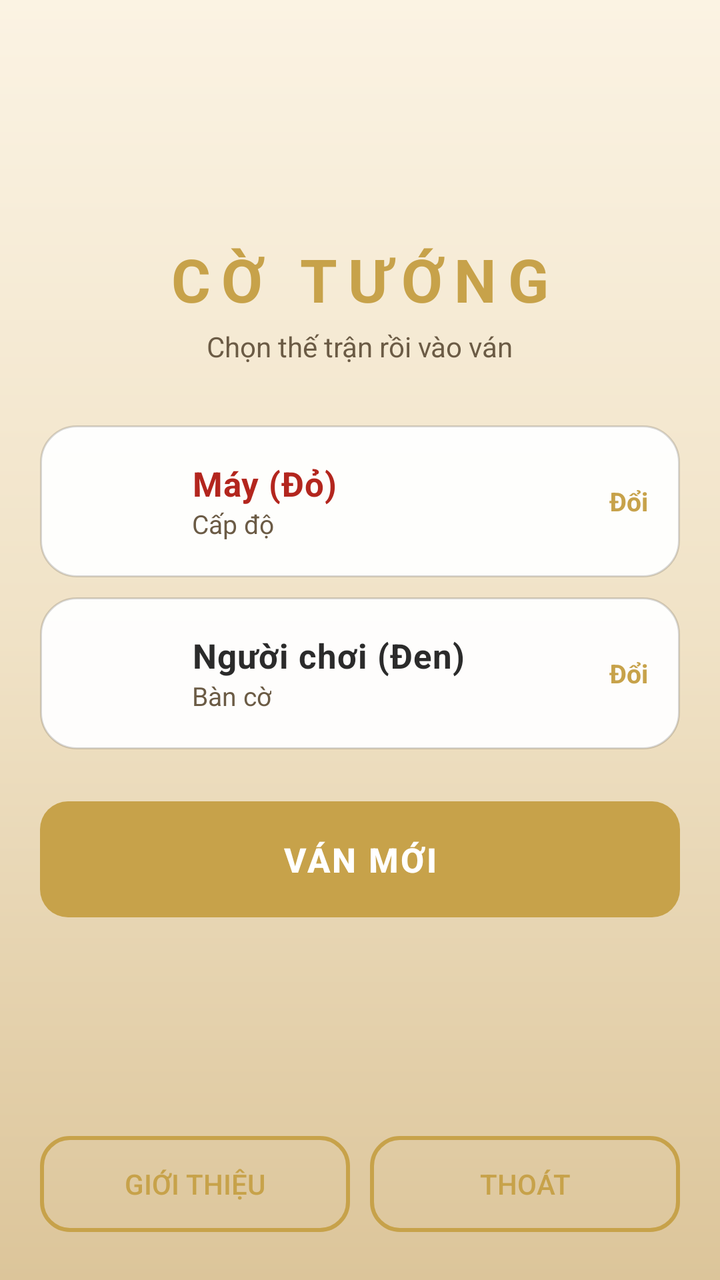
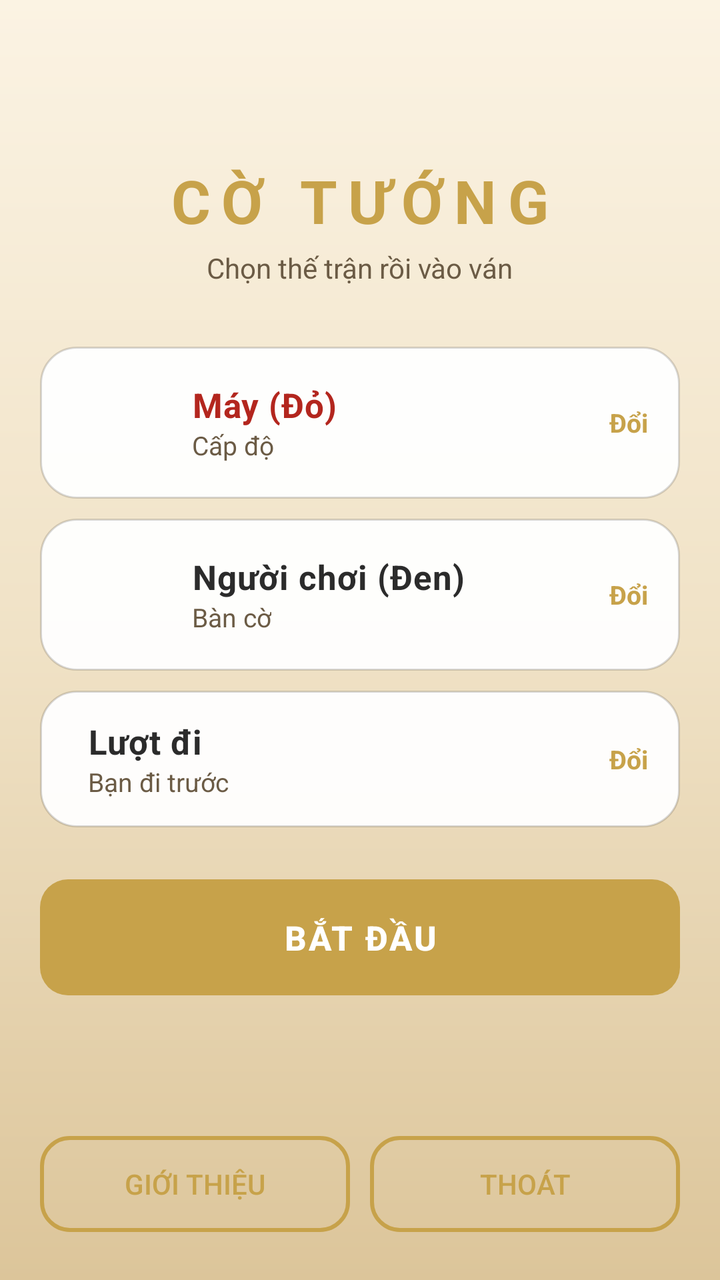

Compare the two renders of this Android layout. The source of the first and the diff that turns it into the second are given below.
<!-- AndroidManifest.xml: application theme AppTheme -->
<!-- res/layout/menu.xml -->
<?xml version="1.0" encoding="utf-8"?>
<ScrollView xmlns:android="http://schemas.android.com/apk/res/android"
    xmlns:tools="http://schemas.android.com/tools"
    android:id="@+id/menu_root"
    android:layout_width="match_parent"
    android:layout_height="match_parent"
    android:background="@drawable/bg_game"
    android:fillViewport="true">

    <LinearLayout
        android:layout_width="match_parent"
        android:layout_height="wrap_content"
        android:gravity="center_horizontal"
        android:orientation="vertical"
        android:paddingStart="20dp"
        android:paddingTop="28dp"
        android:paddingEnd="20dp"
        android:paddingBottom="24dp">

        <View
            android:layout_width="match_parent"
            android:layout_height="0dp"
            android:layout_weight="1" />

        <TextView
            android:layout_width="wrap_content"
            android:layout_height="wrap_content"
            android:letterSpacing="0.18"
            android:text="@string/lobby_title"
            android:textColor="@color/gold"
            android:textSize="30sp"
            android:textStyle="bold" />

        <TextView
            android:layout_width="wrap_content"
            android:layout_height="wrap_content"
            android:layout_marginTop="4dp"
            android:text="@string/lobby_subtitle"
            android:textColor="@color/textMuted"
            android:textSize="14sp" />

        
        <LinearLayout
            android:id="@+id/level_button"
            android:layout_width="match_parent"
            android:layout_height="wrap_content"
            android:layout_marginTop="30dp"
            android:background="@drawable/bg_side_card_idle"
            android:elevation="3dp"
            android:foreground="?attr/selectableItemBackground"
            android:gravity="center_vertical"
            android:orientation="horizontal"
            android:paddingStart="12dp"
            android:paddingTop="12dp"
            android:paddingEnd="16dp"
            android:paddingBottom="12dp">

            <ImageView
                android:id="@+id/lobby_computer_avatar"
                android:layout_width="52dp"
                android:layout_height="52dp"
                android:padding="5dp"
                tools:ignore="ContentDescription" />

            <LinearLayout
                android:layout_width="0dp"
                android:layout_height="wrap_content"
                android:layout_marginStart="12dp"
                android:layout_weight="1"
                android:orientation="vertical">

                <TextView
                    android:layout_width="wrap_content"
                    android:layout_height="wrap_content"
                    android:letterSpacing="0.02"
                    android:text="@string/computer_label"
                    android:textColor="@color/sideRed"
                    android:textSize="17sp"
                    android:textStyle="bold" />

                <TextView
                    android:id="@+id/lobby_level_value"
                    android:layout_width="wrap_content"
                    android:layout_height="wrap_content"
                    android:text="@string/level_label"
                    android:textColor="@color/textMuted"
                    android:textSize="13sp" />
            </LinearLayout>

            <TextView
                android:layout_width="wrap_content"
                android:layout_height="wrap_content"
                android:text="@string/lobby_change"
                android:textColor="@color/gold"
                android:textSize="13sp"
                android:textStyle="bold" />
        </LinearLayout>

        
        <LinearLayout
            android:id="@+id/theme_button"
            android:layout_width="match_parent"
            android:layout_height="wrap_content"
            android:layout_marginTop="10dp"
            android:background="@drawable/bg_side_card_idle"
            android:elevation="3dp"
            android:foreground="?attr/selectableItemBackground"
            android:gravity="center_vertical"
            android:orientation="horizontal"
            android:paddingStart="12dp"
            android:paddingTop="12dp"
            android:paddingEnd="16dp"
            android:paddingBottom="12dp">

            <ImageView
                android:id="@+id/lobby_player_avatar"
                android:layout_width="52dp"
                android:layout_height="52dp"
                android:padding="5dp"
                tools:ignore="ContentDescription" />

            <LinearLayout
                android:layout_width="0dp"
                android:layout_height="wrap_content"
                android:layout_marginStart="12dp"
                android:layout_weight="1"
                android:orientation="vertical">

                <TextView
                    android:layout_width="wrap_content"
                    android:layout_height="wrap_content"
                    android:letterSpacing="0.02"
                    android:text="@string/player_label"
                    android:textColor="@color/sideBlack"
                    android:textSize="17sp"
                    android:textStyle="bold" />

                <TextView
                    android:id="@+id/lobby_theme_value"
                    android:layout_width="wrap_content"
                    android:layout_height="wrap_content"
                    android:text="@string/theme_label"
                    android:textColor="@color/textMuted"
                    android:textSize="13sp" />
            </LinearLayout>

            <TextView
                android:layout_width="wrap_content"
                android:layout_height="wrap_content"
                android:text="@string/lobby_change"
                android:textColor="@color/gold"
                android:textSize="13sp"
                android:textStyle="bold" />
        </LinearLayout>

        <Button
            android:id="@+id/new_button"
            android:layout_width="match_parent"
            android:layout_height="58dp"
            android:layout_marginTop="26dp"
            android:background="@drawable/bg_button_gold"
            android:letterSpacing="0.06"
            android:stateListAnimator="@null"
            android:text="@string/new_game_label"
            android:textColor="@android:color/white"
            android:textSize="17sp"
            android:textStyle="bold" />

        <Button
            android:id="@+id/continue_button"
            android:layout_width="match_parent"
            android:layout_height="52dp"
            android:layout_marginTop="10dp"
            android:background="@drawable/bg_button_ghost"
            android:letterSpacing="0.06"
            android:stateListAnimator="@null"
            android:text="@string/continue_label"
            android:textColor="@color/gold"
            android:textSize="15sp"
            android:textStyle="bold"
            android:visibility="gone" />

        <View
            android:layout_width="match_parent"
            android:layout_height="0dp"
            android:layout_weight="1"
            android:minHeight="20dp" />

        <LinearLayout
            android:layout_width="match_parent"
            android:layout_height="wrap_content"
            android:layout_marginTop="18dp"
            android:orientation="horizontal">

            <Button
                android:id="@+id/about_button"
                android:layout_width="0dp"
                android:layout_height="48dp"
                android:layout_weight="1"
                android:background="@drawable/bg_button_ghost"
                android:stateListAnimator="@null"
                android:text="@string/about_label"
                android:textColor="@color/gold"
                android:textSize="14sp"
                tools:ignore="ButtonStyle" />

            <Button
                android:id="@+id/exit_button"
                android:layout_width="0dp"
                android:layout_height="48dp"
                android:layout_marginStart="10dp"
                android:layout_weight="1"
                android:background="@drawable/bg_button_ghost"
                android:stateListAnimator="@null"
                android:text="@string/exit_label"
                android:textColor="@color/gold"
                android:textSize="14sp"
                tools:ignore="ButtonStyle" />
        </LinearLayout>
    </LinearLayout>
</ScrollView>
<!-- resources referenced by this layout -->
<resources>
  <color name="gold">#C7A24A</color>
  <color name="sideBlack">#2B2B2B</color>
  <color name="sideRed">#B3261E</color>
  <color name="textMuted">#6B5B45</color>
  <!-- drawable bg_button_ghost (drawable) -->
  <?xml version="1.0" encoding="utf-8"?>
  <ripple xmlns:android="http://schemas.android.com/apk/res/android"
      android:color="@color/rippleGold">
      <item>
          <shape android:shape="rectangle">
              <solid android:color="@android:color/transparent" />
              <stroke
                  android:width="2dp"
                  android:color="@color/gold" />
              <corners android:radius="14dp" />
          </shape>
      </item>
  </ripple>
  <!-- drawable bg_button_gold (drawable) -->
  <?xml version="1.0" encoding="utf-8"?>
  <ripple xmlns:android="http://schemas.android.com/apk/res/android"
      android:color="@color/rippleLight">
      <item>
          <shape android:shape="rectangle">
              <solid android:color="@color/gold" />
              <corners android:radius="14dp" />
          </shape>
      </item>
  </ripple>
  <!-- drawable bg_game (drawable) -->
  <?xml version="1.0" encoding="utf-8"?>
  <shape xmlns:android="http://schemas.android.com/apk/res/android"
      android:shape="rectangle">
      <gradient
          android:angle="270"
          android:centerColor="@color/bgMid"
          android:endColor="@color/bgBottom"
          android:startColor="@color/bgTop"
          android:type="linear" />
  </shape>
  <!-- drawable bg_side_card_idle (drawable) -->
  <?xml version="1.0" encoding="utf-8"?>
  <shape xmlns:android="http://schemas.android.com/apk/res/android"
      android:shape="rectangle">
      <solid android:color="@color/cardIdle" />
      <stroke
          android:width="1dp"
          android:color="@color/cardStroke" />
      <corners android:radius="18dp" />
  </shape>
  <string name="about_label">Giới thiệu</string>
  <string name="computer_label">Máy (Đỏ)</string>
  <string name="continue_label">Chơi tiếp</string>
  <string name="exit_label">Thoát</string>
  <string name="level_label">Cấp độ</string>
  <string name="lobby_change">Đổi</string>
  <string name="lobby_subtitle">Chọn thế trận rồi vào ván</string>
  <string name="lobby_title">CỜ TƯỚNG</string>
  <string name="new_game_label">Ván mới</string>
  <string name="player_label">Người chơi (Đen)</string>
  <string name="theme_label">Bàn cờ</string>
  <style name="AppTheme" parent="Theme.AppCompat.Light.NoActionBar">
          <item name="colorPrimary">@color/colorPrimary</item>
          <item name="colorPrimaryDark">@color/colorPrimaryDark</item>
          <item name="colorAccent">@color/colorAccent</item>
      </style>
  <color name="rippleGold">#33C7A24A</color>
  <color name="rippleLight">#55FFFFFF</color>
  <color name="bgMid">#F0E2C6</color>
  <color name="bgBottom">#DCC59A</color>
  <color name="bgTop">#FBF3E3</color>
  <color name="cardIdle">#F2FFFFFF</color>
  <color name="cardStroke">#26000000</color>
  <color name="colorPrimary">#3F51B5</color>
  <color name="colorPrimaryDark">#303F9F</color>
  <color name="colorAccent">#FF4081</color>
</resources>

<!-- the commit's change to res/layout/menu.xml (unified diff, before → after) -->
@@ -153,6 +153,55 @@
                 android:textStyle="bold" />
         </LinearLayout>
 
+        
+        <LinearLayout
+            android:id="@+id/turn_button"
+            android:layout_width="match_parent"
+            android:layout_height="wrap_content"
+            android:layout_marginTop="10dp"
+            android:background="@drawable/bg_side_card_idle"
+            android:elevation="3dp"
+            android:foreground="?attr/selectableItemBackground"
+            android:gravity="center_vertical"
+            android:orientation="horizontal"
+            android:paddingStart="24dp"
+            android:paddingTop="14dp"
+            android:paddingEnd="16dp"
+            android:paddingBottom="14dp">
+
+            <LinearLayout
+                android:layout_width="0dp"
+                android:layout_height="wrap_content"
+                android:layout_weight="1"
+                android:orientation="vertical">
+
+                <TextView
+                    android:layout_width="wrap_content"
+                    android:layout_height="wrap_content"
+                    android:letterSpacing="0.02"
+                    android:text="@string/turn_label"
+                    android:textColor="@color/sideBlack"
+                    android:textSize="17sp"
+                    android:textStyle="bold" />
+
+                <TextView
+                    android:id="@+id/lobby_turn_value"
+                    android:layout_width="wrap_content"
+                    android:layout_height="wrap_content"
+                    android:text="@string/first_label"
+                    android:textColor="@color/textMuted"
+                    android:textSize="13sp" />
+            </LinearLayout>
+
+            <TextView
+                android:layout_width="wrap_content"
+                android:layout_height="wrap_content"
+                android:text="@string/lobby_change"
+                android:textColor="@color/gold"
+                android:textSize="13sp"
+                android:textStyle="bold" />
+        </LinearLayout>
+
         <Button
             android:id="@+id/new_button"
             android:layout_width="match_parent"
@@ -166,20 +215,6 @@
             android:textSize="17sp"
             android:textStyle="bold" />
 
-        <Button
-            android:id="@+id/continue_button"
-            android:layout_width="match_parent"
-            android:layout_height="52dp"
-            android:layout_marginTop="10dp"
-            android:background="@drawable/bg_button_ghost"
-            android:letterSpacing="0.06"
-            android:stateListAnimator="@null"
-            android:text="@string/continue_label"
-            android:textColor="@color/gold"
-            android:textSize="15sp"
-            android:textStyle="bold"
-            android:visibility="gone" />
-
         <View
             android:layout_width="match_parent"
             android:layout_height="0dp"
<!-- resource entries referenced after the edit -->
@@ -52,15 +52,16 @@
   </shape>
   <string name="about_label">Giới thiệu</string>
   <string name="computer_label">Máy (Đỏ)</string>
-  <string name="continue_label">Chơi tiếp</string>
   <string name="exit_label">Thoát</string>
+  <string name="first_label">Bạn đi trước</string>
   <string name="level_label">Cấp độ</string>
   <string name="lobby_change">Đổi</string>
   <string name="lobby_subtitle">Chọn thế trận rồi vào ván</string>
   <string name="lobby_title">CỜ TƯỚNG</string>
-  <string name="new_game_label">Ván mới</string>
+  <string name="new_game_label">Bắt đầu</string>
   <string name="player_label">Người chơi (Đen)</string>
   <string name="theme_label">Bàn cờ</string>
+  <string name="turn_label">Lượt đi</string>
   <style name="AppTheme" parent="Theme.AppCompat.Light.NoActionBar">
           <item name="colorPrimary">@color/colorPrimary</item>
           <item name="colorPrimaryDark">@color/colorPrimaryDark</item>
